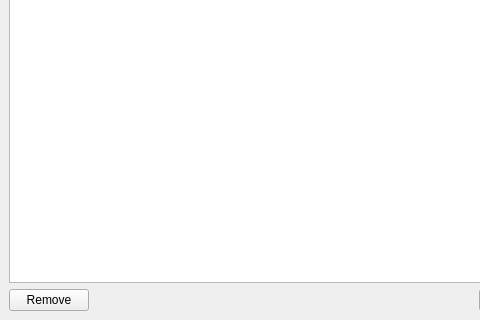
Qt form src/ui/colorlistwindow.ui (technic/e2designer) before a commit; both pictures show x 0 to 480 and y 401 to 721 of the 1123 by 721 pixel window.
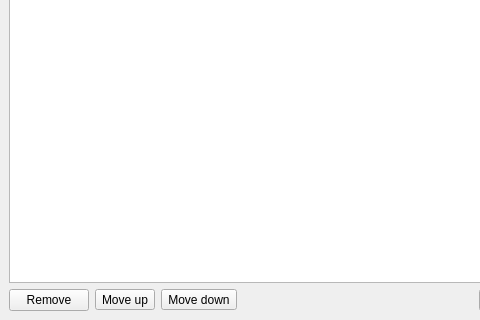
The same form after that commit. Icons and pictures are not drawn. Custom widgets are drawn as their Qt base class.

Diff of the .ui file:
```diff
--- a/src/ui/colorlistwindow.ui
+++ b/src/ui/colorlistwindow.ui
@@ -45,6 +45,40 @@
           </property>
          </widget>
         </item>
+        <item>
+         <widget class="QToolButton" name="upButton">
+          <property name="toolTip">
+           <string>Move selected item up</string>
+          </property>
+          <property name="text">
+           <string>Move up</string>
+          </property>
+          <property name="icon">
+           <iconset resource="../../resources.qrc">
+            <normaloff>:/icons/icons/baseline-keyboard_arrow_up-24px.svg</normaloff>:/icons/icons/baseline-keyboard_arrow_up-24px.svg</iconset>
+          </property>
+          <property name="arrowType">
+           <enum>Qt::NoArrow</enum>
+          </property>
+         </widget>
+        </item>
+        <item>
+         <widget class="QToolButton" name="downButton">
+          <property name="toolTip">
+           <string>Move selected item donw</string>
+          </property>
+          <property name="text">
+           <string>Move down</string>
+          </property>
+          <property name="icon">
+           <iconset resource="../../resources.qrc">
+            <normaloff>:/icons/icons/baseline-keyboard_arrow_down-24px.svg</normaloff>:/icons/icons/baseline-keyboard_arrow_down-24px.svg</iconset>
+          </property>
+          <property name="arrowType">
+           <enum>Qt::NoArrow</enum>
+          </property>
+         </widget>
+        </item>
         <item>
          <spacer name="horizontalSpacer">
           <property name="orientation">
```
Left out of the diff: 4 changed lines with no effect on the pictures.
